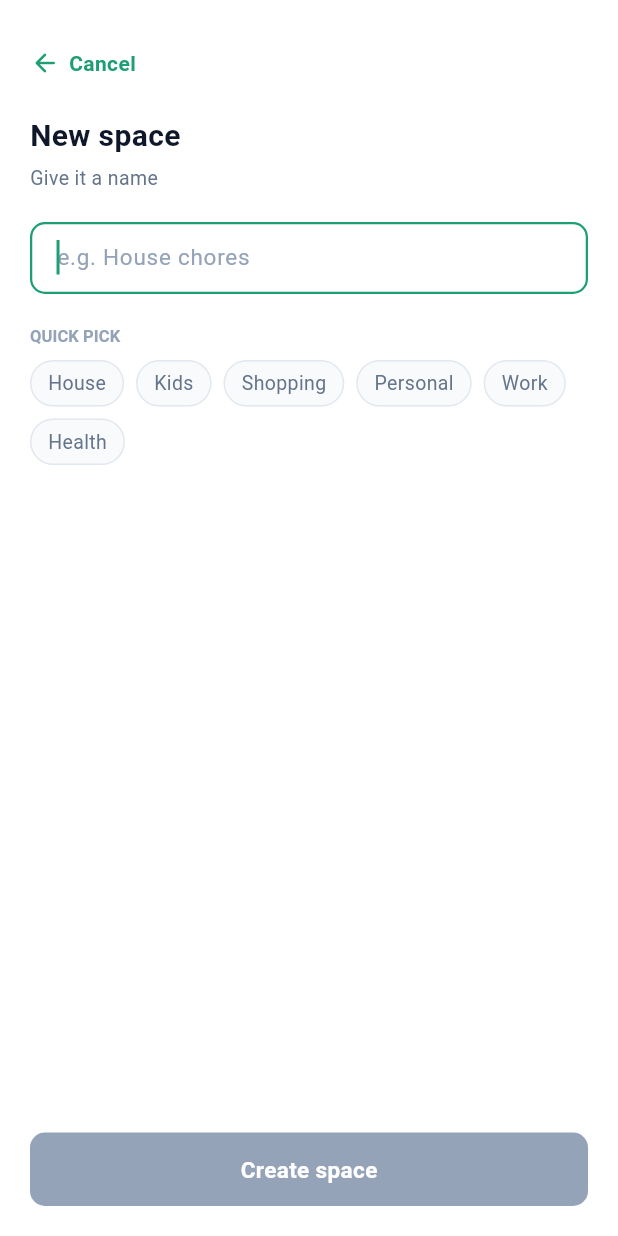
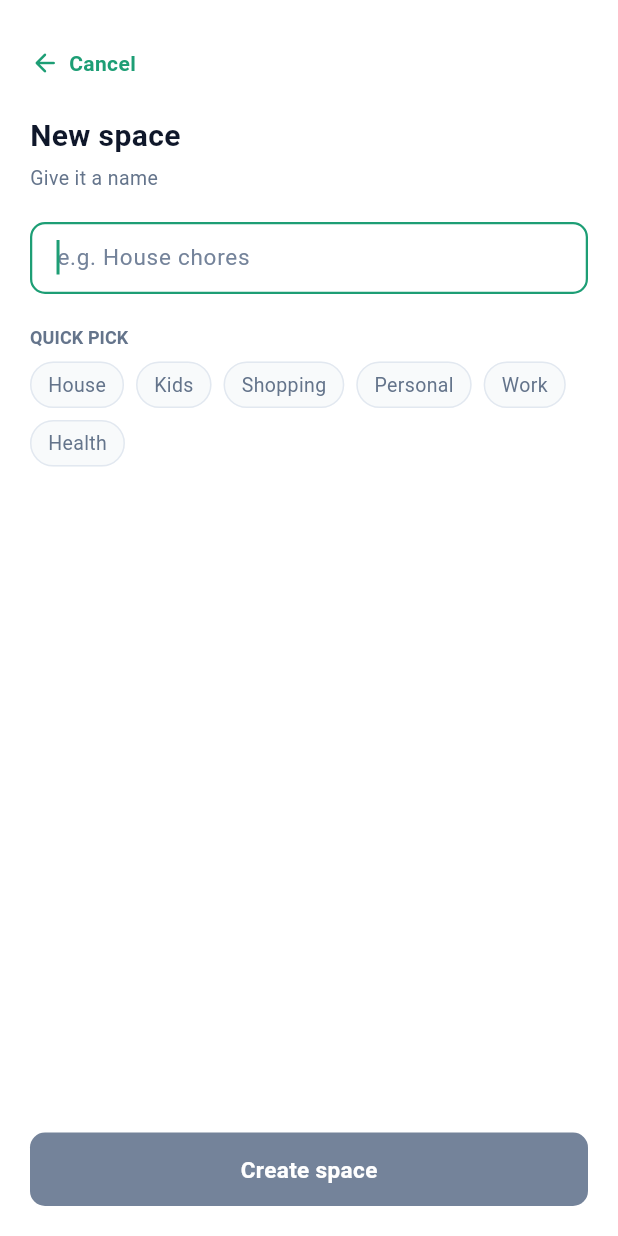
Before and after one commit to madhusangita123/shared-tasks, a Flutter app: the CreateSpaceScreen screen opened by its route, on a phone screen of 412 x 824 dp. Run offline on Flutter 3.47's test engine with Material 3 defaults, Android fonts, the phone set to English and light mode, and no system bars; our stand-ins replace app_links, cloud_firestore, cloud_functions, connectivity_plus, firebase_auth, firebase_core and 6 more; accounts and stored records are empty.

Commit message:
fix(theme): make muted text readable, especially in dark mode
Dark `textMuted` was #475569 on a #273449 sheet — 1.66:1, well under
WCAG AA's 4.5:1, which made the STATUS/ASSIGN TO/NOTES labels and the
"Add notes..." placeholder close to invisible.

- Section labels move from textMuted to textSecondary: they're
  structural, so they shouldn't be the dimmest tier. 1.66 -> 4.89:1 dark,
  2.56 -> 4.76:1 light — both now pass AA
- textMuted raised in both modes (dark #475569 -> #8595AB, light
  #94A3B8 -> #74839A), lifting placeholders, the add-row "+" ring,
  unassigned icons and done-task strikethrough at once
- label style 11px -> 12px

textMuted now sits closer to textSecondary than before. The palette
can't support three readable tiers on surfaceElevated, so this keeps a
visible gap rather than pushing textMuted to full AA and collapsing the
two together.

Co-Authored-By: Claude Opus 5 <noreply@anthropic.com>

```diff
--- a/lib/core/theme/app_colors.dart
+++ b/lib/core/theme/app_colors.dart
@@ -57,7 +57,7 @@ class AppColors extends ThemeExtension<AppColors> {
     surfaceElevated: Color(0xFFFFFFFF),
     textPrimary: Color(0xFF0F172A),
     textSecondary: Color(0xFF64748B),
-    textMuted: Color(0xFF94A3B8),
+    textMuted: Color(0xFF74839A),
     success: Color(0xFF1D9E75),
     warning: Color(0xFFF59E0B),
     danger: Color(0xFFEF4444),
@@ -78,7 +78,7 @@ class AppColors extends ThemeExtension<AppColors> {
     surfaceElevated: Color(0xFF273449),
     textPrimary: Color(0xFFF1F5F9),
     textSecondary: Color(0xFF94A3B8),
-    textMuted: Color(0xFF475569),
+    textMuted: Color(0xFF8595AB),
     success: Color(0xFF22C55E),
     warning: Color(0xFFF59E0B),
     danger: Color(0xFFEF4444),
--- a/lib/core/theme/app_text_styles.dart
+++ b/lib/core/theme/app_text_styles.dart
@@ -42,7 +42,7 @@ class AppTextStyles extends ThemeExtension<AppTextStyles> {
     bodySmall: TextStyle(fontSize: 13, fontWeight: FontWeight.w400),
     caption: TextStyle(fontSize: 12, fontWeight: FontWeight.w400),
     label: TextStyle(
-      fontSize: 11,
+      fontSize: 12,
       fontWeight: FontWeight.w700,
       letterSpacing: 0.07,
     ),
--- a/lib/features/spaces/presentation/space_settings_screen.dart
+++ b/lib/features/spaces/presentation/space_settings_screen.dart
@@ -138,7 +138,7 @@ class SpaceSettingsScreen extends ConsumerWidget {
                         const SizedBox(height: 20),
                         Text(
                           'MEMBERS',
-                          style: styles.label.copyWith(color: colors.textMuted),
+                          style: styles.label.copyWith(color: colors.textSecondary),
                         ),
                         const SizedBox(height: 4),
                         membersState.when(
@@ -172,7 +172,7 @@ class SpaceSettingsScreen extends ConsumerWidget {
                         ),
                         Text(
                           'INVITE LINK',
-                          style: styles.label.copyWith(color: colors.textMuted),
+                          style: styles.label.copyWith(color: colors.textSecondary),
                         ),
                         const SizedBox(height: 8),
                         InviteLinkBox(link: invite.shareableLink),
--- a/lib/features/spaces/presentation/widgets/quick_pick_chips.dart
+++ b/lib/features/spaces/presentation/widgets/quick_pick_chips.dart
@@ -27,7 +27,7 @@ class QuickPickChips extends StatelessWidget {
       children: [
         Text(
           'Quick pick'.toUpperCase(),
-          style: styles.label.copyWith(color: colors.textMuted),
+          style: styles.label.copyWith(color: colors.textSecondary),
         ),
         const SizedBox(height: 8),
         Wrap(
--- a/lib/features/tasks/presentation/widgets/assignee_picker.dart
+++ b/lib/features/tasks/presentation/widgets/assignee_picker.dart
@@ -107,7 +107,7 @@ class _AssigneePickerState extends ConsumerState<AssigneePicker> {
       children: [
         Text(
           'ASSIGN TO',
-          style: styles.label.copyWith(color: colors.textMuted),
+          style: styles.label.copyWith(color: colors.textSecondary),
         ),
         const SizedBox(height: 8),
         membersState.when(
--- a/lib/features/tasks/presentation/widgets/status_pills.dart
+++ b/lib/features/tasks/presentation/widgets/status_pills.dart
@@ -87,7 +87,7 @@ class _StatusPillsState extends ConsumerState<StatusPills> {
     return Column(
       crossAxisAlignment: CrossAxisAlignment.start,
       children: [
-        Text('STATUS', style: styles.label.copyWith(color: colors.textMuted)),
+        Text('STATUS', style: styles.label.copyWith(color: colors.textSecondary)),
         const SizedBox(height: 8),
         Row(
           children: [
--- a/lib/features/tasks/presentation/widgets/task_detail_sheet.dart
+++ b/lib/features/tasks/presentation/widgets/task_detail_sheet.dart
@@ -350,7 +350,7 @@ class _TaskDetailSheetState extends ConsumerState<TaskDetailSheet> {
     return Column(
       crossAxisAlignment: CrossAxisAlignment.start,
       children: [
-        Text('NOTES', style: styles.label.copyWith(color: colors.textMuted)),
+        Text('NOTES', style: styles.label.copyWith(color: colors.textSecondary)),
         const SizedBox(height: 8),
         TextField(
           controller: _notesController,
```
